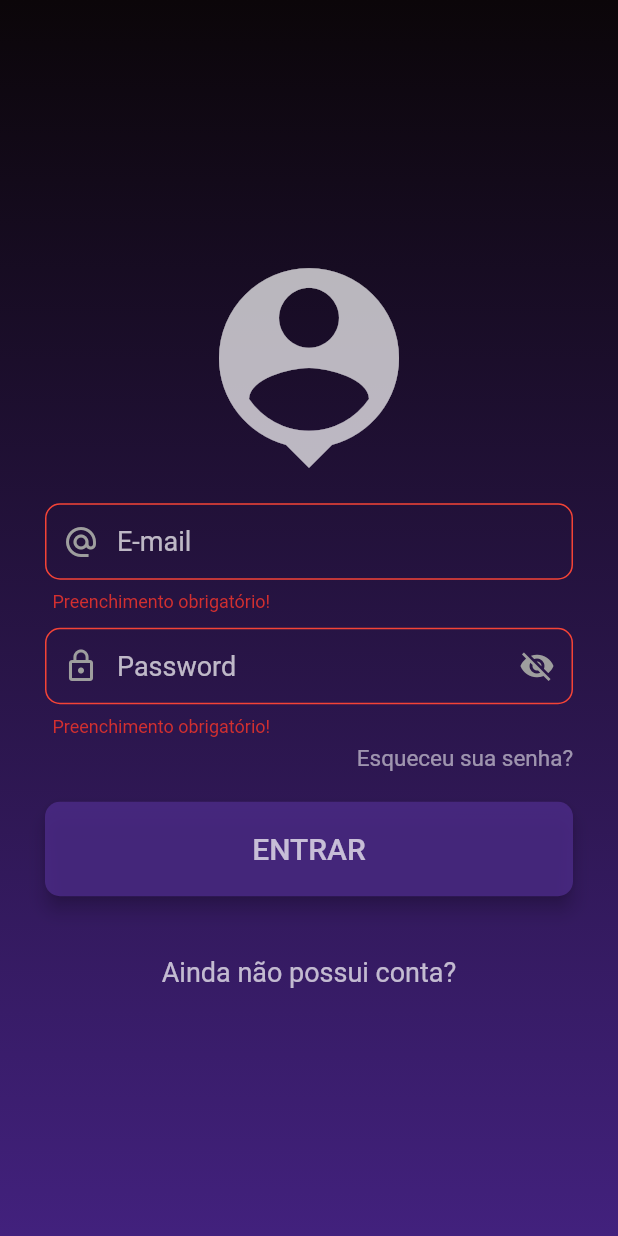
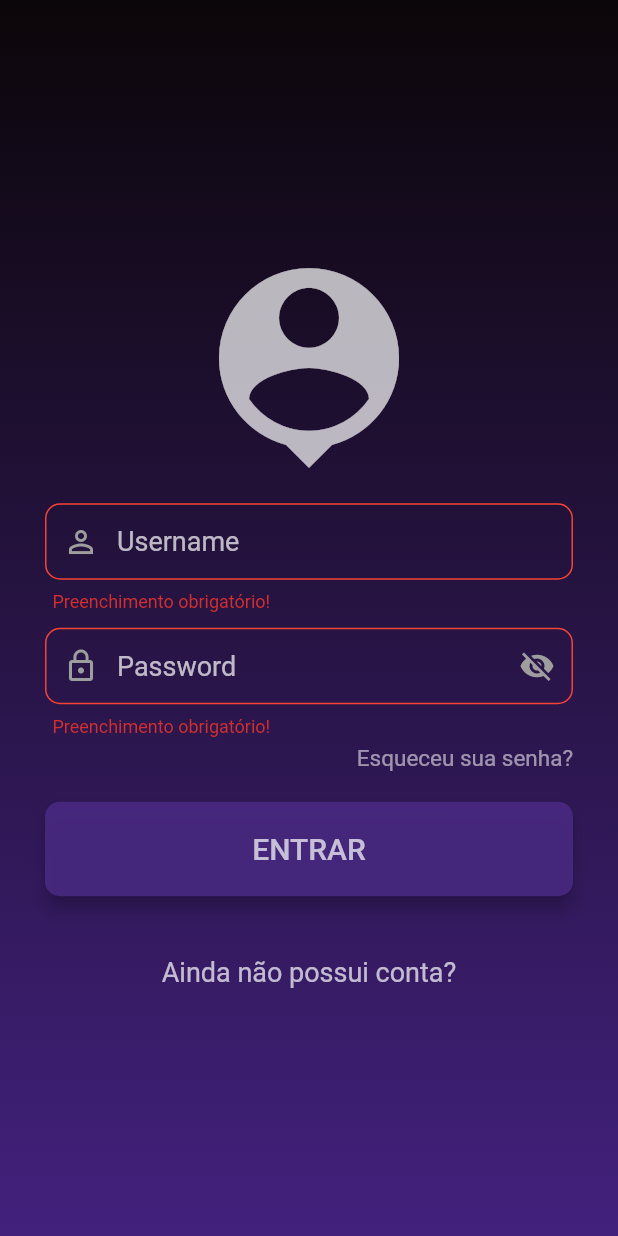
Before and after one commit to MichelHanzenScheeren/app_animacoes_complexas, a Flutter app: the screen it shows after launch, after a tap on "ENTRAR", on a phone screen of 412 x 824 dp. Run offline on Flutter 3.47's test engine with Material 2 defaults, Android fonts, the phone set to English and light mode, and no system bars.

Commit message:
Alteração de email para username como requisito de login

```diff
--- a/lib/app/pages/login/loginForm.dart
+++ b/lib/app/pages/login/loginForm.dart
@@ -2,8 +2,8 @@ import 'package:appanimacoescomplexas/app/pages/login/CreateAccountButton.dart';
 import 'package:appanimacoescomplexas/app/pages/login/forgetPasswordButton.dart';
 import 'package:appanimacoescomplexas/app/pages/login/loginButton.dart';
 import 'package:appanimacoescomplexas/app/pages/login/loginFormField.dart';
-import 'package:appanimacoescomplexas/app/validators/emailValidate.dart';
 import 'package:appanimacoescomplexas/app/validators/passwordValidate.dart';
+import 'package:appanimacoescomplexas/app/validators/usernameValidate.dart';
 import 'package:flutter/cupertino.dart';
 import 'package:flutter/material.dart';
 
@@ -23,10 +23,9 @@ class LoginForm extends StatelessWidget {
           Icon(Icons.person_pin, size: 160),
           SizedBox(height: 10),
           LoginFormField(
-            text: "E-mail",
-            icon: Icons.alternate_email,
-            type: TextInputType.emailAddress,
-            validator: emailValidate,
+            text: "Username",
+            icon: Icons.person_outline,
+            validator: usernameValidate,
           ),
           SizedBox(height: 10),
           LoginFormField(
--- a/lib/app/pages/login/loginFormField.dart
+++ b/lib/app/pages/login/loginFormField.dart
@@ -8,7 +8,6 @@ class LoginFormField extends StatefulWidget {
   final IconData icon;
   final TextEditingController controller;
   final bool obscureTextControl;
-  final TextInputType type;
   final Function(String text) validator;
 
   LoginFormField({
@@ -16,7 +15,6 @@ class LoginFormField extends StatefulWidget {
     @required this.icon,
     this.controller,
     this.obscureTextControl: false,
-    this.type: TextInputType.text,
     this.validator,
   });
 
@@ -52,7 +50,7 @@ class _LoginFormFieldState extends State<LoginFormField> {
       onChanged: (_) => setState(() => autoValidate = true),
       keyboardType: obscureTextControl && !obscure
           ? TextInputType.visiblePassword
-          : widget.type,
+          : TextInputType.text,
       textAlignVertical: TextAlignVertical.top,
       decoration: InputDecoration(
         errorMaxLines: 2,
--- a/lib/app/validators/emailValidate.dart
+++ /dev/null
@@ -1,10 +0,0 @@
-String emailValidate(String txt) {
-  if (txt.isEmpty) {
-    return "Preenchimento obrigatório!";
-  } else if (txt.contains("@") &&
-      (txt.contains(".com") || txt.contains(".br"))) {
-    return null;
-  } else {
-    return "E-mail inválido!";
-  }
-}
--- /dev/null
+++ b/lib/app/validators/usernameValidate.dart
@@ -0,0 +1,9 @@
+String usernameValidate(String text) {
+  if (text.isEmpty) {
+    return "Preenchimento obrigatório!";
+  } else if (text.length < 6) {
+    return "Seu username precisa ter pelo menos 6 caracters";
+  } else {
+    return null;
+  }
+}
```
